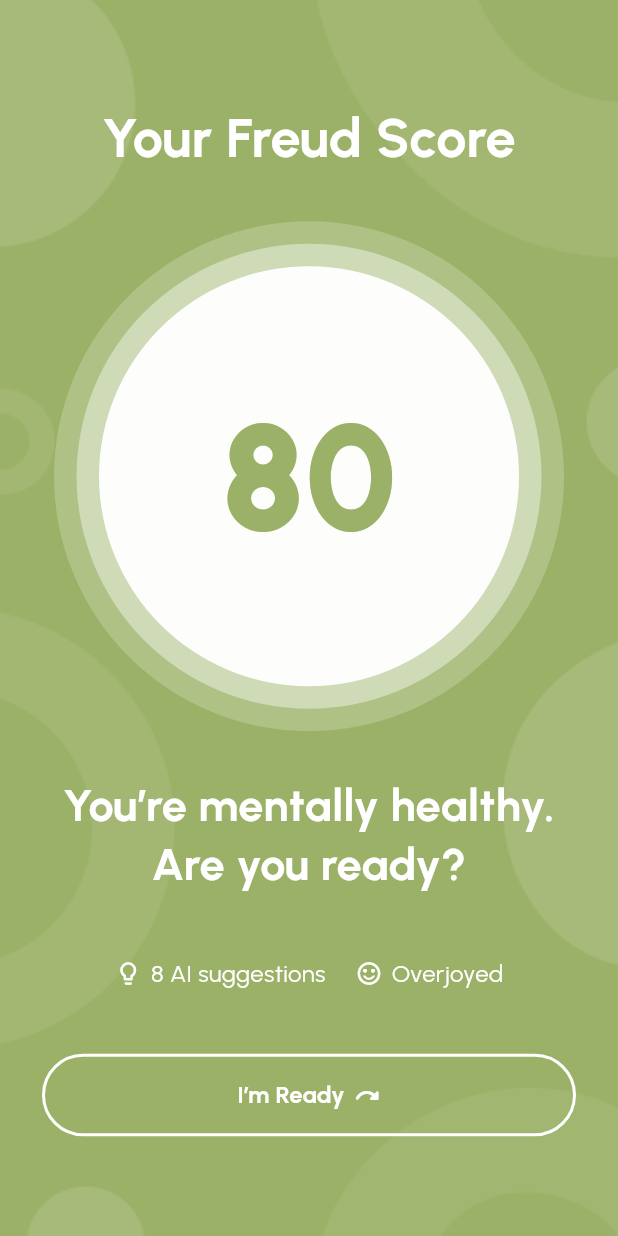
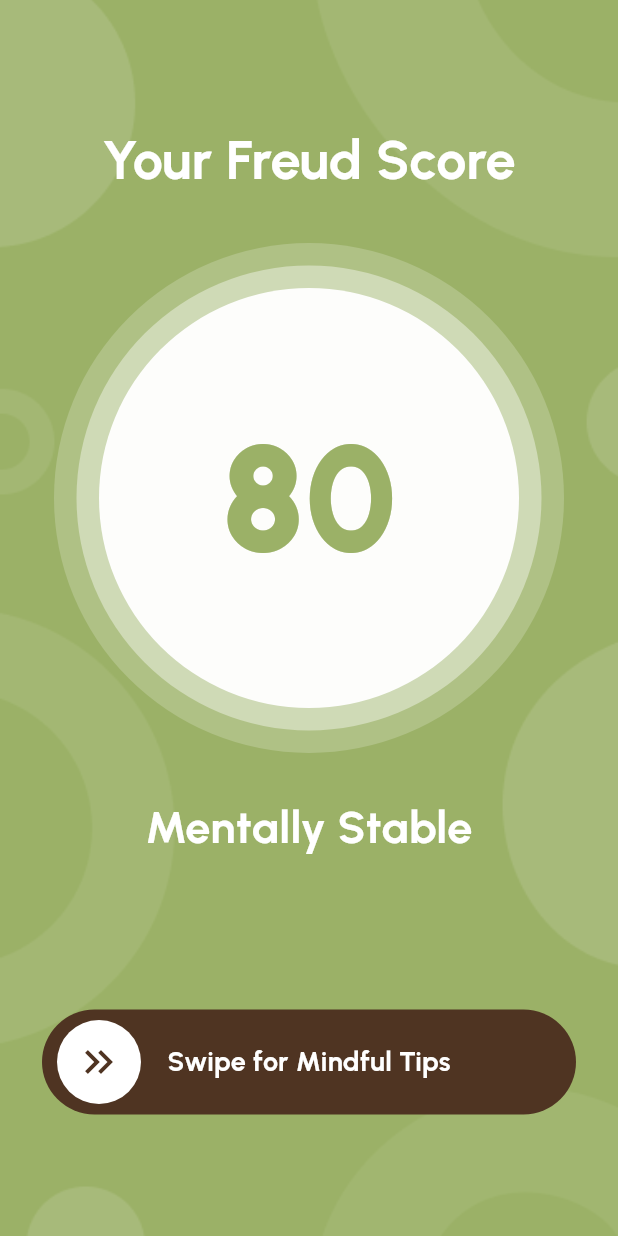
Before and after one commit to najlanafisah/mood_tracker, a Flutter app: the screen it shows after launch, after a tap on "Freud Score", on a phone screen of 412 x 824 dp. Run offline on Flutter 3.47's test engine with Material 3 defaults, Android fonts, the phone set to English and light mode, and no system bars; our stand-ins replace google_fonts.

Commit message:
create health assessment score adn fix home screen

```diff
--- a/lib/screens/assesment/mental_health_assesment_score.dart
+++ b/lib/screens/assesment/mental_health_assesment_score.dart
@@ -1,22 +1,27 @@
 import 'package:flutter/material.dart';
-import 'package:freud_app/widgets/result_screen.dart';
+import 'package:freud_app/screens/assesment/widgets/swipeable_button.dart';
+import 'package:freud_app/screens/home/home_screen.dart';
+import 'package:freud_app/widgets/result.dart';
 
 class MentalHealthAssesmentScore extends StatelessWidget {
   const MentalHealthAssesmentScore({super.key});
 
   @override
   Widget build(BuildContext context) {
-    return ResultScreen(
+    return Result(
       score: 80,
       color: Color(0xFF9BB167),
-      icon: Icons.sentiment_satisfied_alt,
-      description: "You’re mentally healthy. Are you ready?",
-      suggestionsCount: 8,
-      feeling: "Overjoyed",
-      buttonText: "I’m Ready",
-      iconButton: Icons.redo_rounded,
-      onPressed: () {},
       backgroundImage: 'assets/mental-health-assessment1.png',
+      description: 'Mentally Stable',
+      child: SwipeableButton(
+        text: 'Swipe for Mindful Tips',
+        onComplete: () {
+        Navigator.push(
+          context,
+          MaterialPageRoute(builder: (c) => HomeScreen()),
+        );
+      },
+      )
     );
   }
 }
--- /dev/null
+++ b/lib/screens/assesment/widgets/swipeable_button.dart
@@ -0,0 +1,88 @@
+import 'package:flutter/material.dart';
+
+class SwipeableButton extends StatefulWidget {
+  final String text;
+  final VoidCallback onComplete;
+
+  const SwipeableButton({
+    super.key, required this.text, required this.onComplete,
+  });
+
+  @override
+  State<SwipeableButton> createState() => _SwipeableButtonState();
+}
+
+class _SwipeableButtonState extends State<SwipeableButton> {
+  double dragX = 0;
+  final double initialOffset = 10;
+
+  @override
+  Widget build(BuildContext context) {
+    final double width = MediaQuery.of(context).size.width - 56;
+    final double knobSize = 56;
+    final double maxDrag = width - knobSize - initialOffset;
+
+    return Container(
+      width: width,
+      height: 70,
+      decoration: BoxDecoration(
+        color: Color(0xFF4F3422),
+        borderRadius: BorderRadius.circular(50),
+      ),
+      child: Stack(
+        alignment: Alignment.centerLeft,
+        children: [
+          Center(
+            child: Text(
+              widget.text,
+              style: TextStyle(
+                color: Colors.white,
+                fontSize: 18,
+                fontWeight: FontWeight.bold,
+              ),
+            ),
+          ),
+
+          AnimatedPositioned(
+            duration: Duration(milliseconds: 150),
+            left: dragX + initialOffset,
+            child: GestureDetector(
+              onHorizontalDragUpdate: (details) {
+                setState(() {
+                  dragX += details.delta.dx;
+
+                  if (dragX < 0) dragX = 0;
+                  if (dragX > maxDrag) dragX = maxDrag;
+                });
+              },
+              onHorizontalDragEnd: (_) {
+                if (dragX >= maxDrag * 0.9) {
+                  widget.onComplete();
+                } else {
+                  setState(() {
+                    dragX = 0;
+                  });
+                }
+              },
+              child: Container(
+                width: knobSize,
+                height: knobSize,
+                decoration: BoxDecoration(
+                  color: Colors.white,
+                  shape: BoxShape.circle,
+                ),
+                child: Center(
+                  child: Icon(
+                    Icons.keyboard_double_arrow_right,
+                    size: 32,
+                    color: Color(0xFF4F3422),
+                  ),
+                ),
+              ),
+            ),
+          ),
+        ],
+      ),
+    );
+  }
+}
--- a/lib/widgets/result_screen.dart
+++ b/lib/widgets/result.dart
@@ -1,29 +1,25 @@
 import 'package:flutter/material.dart';
 
-class ResultScreen extends StatelessWidget {
+class Result extends StatelessWidget {
   final int score;
   final Color color;
-  final IconData icon;
-  final IconData iconButton;
+  final IconData? icon;
   final String description;
-  final int suggestionsCount;
-  final String feeling;
-  final String buttonText;
-  final VoidCallback onPressed;
+  final int? suggestionsCount;
+  final String? feeling;
+  final Widget child;
   final String backgroundImage;
 
-  const ResultScreen({
+  const Result({
     super.key,
     required this.score,
     required this.color,
+    this.icon,
     required this.description,
-    required this.suggestionsCount,
-    required this.feeling,
-    required this.buttonText,
-    required this.onPressed,
+    this.suggestionsCount,
+    this.feeling,
+    required this.child,
     required this.backgroundImage,
-    required this.icon,
-    required this.iconButton,
   });
 
   @override
@@ -51,7 +47,7 @@ class ResultScreen extends StatelessWidget {
                   ),
                 ),
                 SizedBox(height: 30),
-                CircleScore(score: score, mainColor: color),
+                circleScore(score: score, mainColor: color),
                 SizedBox(height: 30),
                 Text(
                   description,
@@ -63,51 +59,39 @@ class ResultScreen extends StatelessWidget {
                     height: 1.3,
                   ),
                 ),
+
                 SizedBox(height: 42),
+
+                if (suggestionsCount != null || icon != null || feeling != null)
                   Row(
                     mainAxisAlignment: MainAxisAlignment.center,
                     children: [
+                      if (suggestionsCount != null) ...[
                         Icon(Icons.lightbulb_outline, color: Colors.white, size: 18),
                         SizedBox(width: 6),
                         Text(
                           "$suggestionsCount AI suggestions",
                           style: TextStyle(color: Colors.white, fontSize: 16),
                         ),
+                      ],
+
+                      if (suggestionsCount != null && icon != null)
                         SizedBox(width: 20),
+
+                      if (icon != null) ...[
                         Icon(icon, color: Colors.white, size: 18),
                         SizedBox(width: 6),
+                      ],
+
+                      if (feeling != null)
                         Text(
-                      feeling,
+                          feeling!,
                           style: TextStyle(color: Colors.white, fontSize: 16),
                         ),
                     ],
                   ),
-                SizedBox(height: 42),
-                OutlinedButton(
-                  onPressed: onPressed,
-                  style: OutlinedButton.styleFrom(
-                    side: BorderSide(color: Colors.white, width: 2),
-                    foregroundColor: Colors.white,
-                    shape: RoundedRectangleBorder(
-                      borderRadius: BorderRadius.circular(40),
-                    ),
-                    padding: EdgeInsets.symmetric(horizontal: 40, vertical: 16),
-                  ),
-                  child: Row(
-                    mainAxisAlignment: MainAxisAlignment.center,
-                    children: [
-                      Text(
-                        buttonText,
-                        style: TextStyle(
-                          fontSize: 16,
-                          fontWeight: FontWeight.bold,
-                        ),
-                      ),
-                      SizedBox(width: 6),
-                      Icon(iconButton, color: Colors.white),
-                    ],
-                  ),
-                ),
+                SizedBox(height: 60),
+                child,
               ],
             ),
           ),
@@ -117,7 +101,7 @@ class ResultScreen extends StatelessWidget {
   }
 }
 
-Widget CircleScore({required int score, required Color mainColor}) {
+Widget circleScore({required int score, required Color mainColor}) {
   return Stack(
     alignment: Alignment.center,
     children: [
```
Also changed, not shown: lib/screens/assesment/calculating_assessment_screen.dart (+18 -13 lines), lib/screens/assesment/widgets/outline_button.dart (added, +43 -0 lines). Lines whose indentation alone changed are shown as unchanged.
